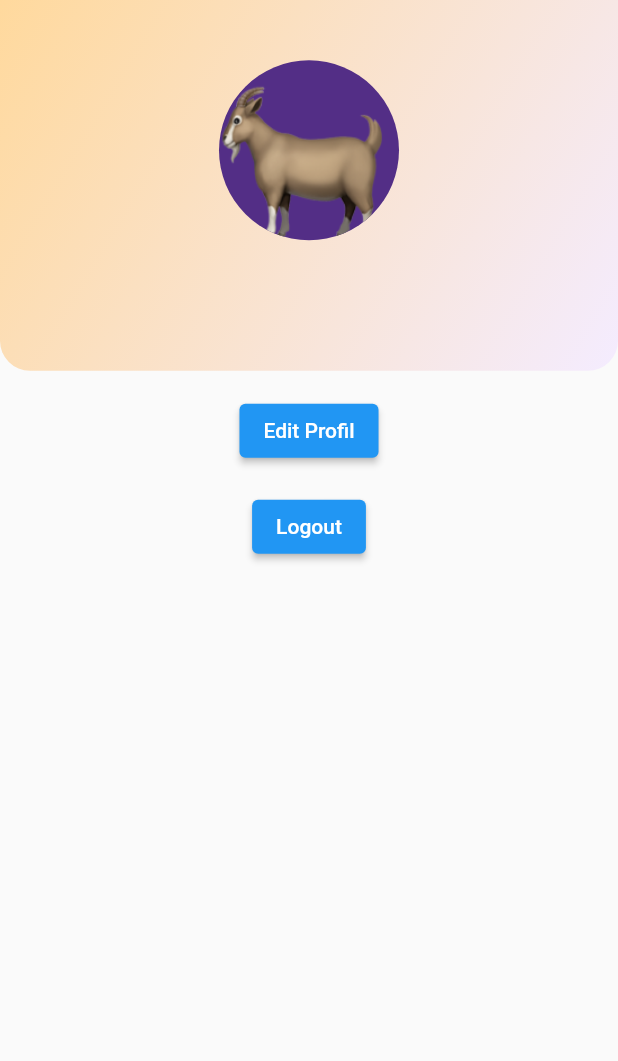
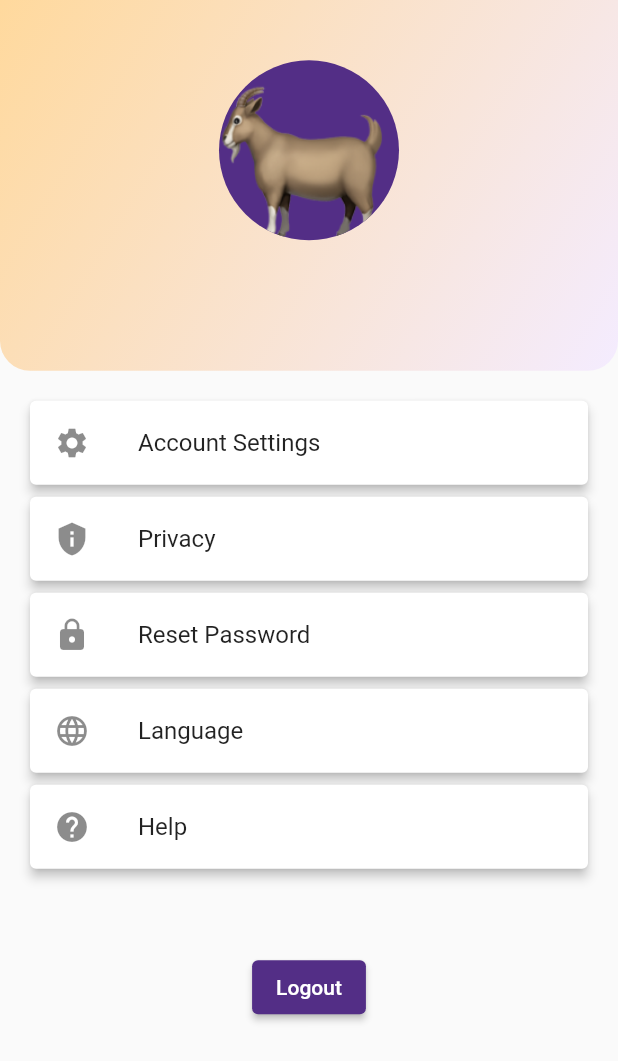
Before and after one commit to aristoreza13/money_track_getx, a Flutter app: the ProfileView screen opened by its route, on a phone screen of 412 x 824 dp. Shown: the top 1061 px of the screen. Run offline on Flutter 3.47's test engine with Material 2 defaults, Android fonts, the phone set to English and light mode, and no system bars; our stand-ins replace carousel_slider, fluentui_icons, get, google_sign_in, hive, hive_flutter and 3 more; accounts and stored records are empty; generated files the repository leaves out were written again.

Commit message:
update UI Profile

```diff
--- a/lib/app/modules/profile/views/profile_view.dart
+++ b/lib/app/modules/profile/views/profile_view.dart
@@ -73,20 +73,68 @@ class ProfileView extends GetView<ProfileController> {
         child: Center(
           child: Column(
             children: [
-              ElevatedButton(
-                onPressed: () {
-                  // Aksi yang dijalankan saat tombol Edit Profil ditekan
-                  print('Tombol Edit Profil Ditekan');
-                },
-                child: const Text('Edit Profil'),
+              Container(
+                height: Get.height * 0.4,
+                // color: Colors.grey,
+                child: const Column(
+                  children: [
+                    Card(
+                      elevation: 3,
+                      child: ListTile(
+                        leading: Icon(Icons.settings),
+                        title: Text("Account Settings"),
+                      ),
+                    ),
+                    Card(
+                      elevation: 3,
+                      child: ListTile(
+                        leading: Icon(Icons.privacy_tip),
+                        title: Text("Privacy"),
+                      ),
+                    ),
+                    Card(
+                      elevation: 3,
+                      child: ListTile(
+                        leading: Icon(Icons.lock),
+                        title: Text("Reset Password"),
+                      ),
+                    ),
+                    Card(
+                      elevation: 3,
+                      child: ListTile(
+                        leading: Icon(Icons.language),
+                        title: Text("Language"),
+                      ),
+                    ),
+                    Card(
+                      elevation: 3,
+                      child: ListTile(
+                        leading: Icon(Icons.help),
+                        title: Text("Help"),
+                      ),
+                    ),
+                  ],
+                ),
               ),
               const SizedBox(height: 16.0),
-              ElevatedButton(
-                onPressed: () async {
-                  profileC.handleLogout();
-                },
-                child: const Text('Logout'),
+              SizedBox(
+                height: Get.height * 0.12,
+                child: Center(
+                  child: ElevatedButton(
+                    style: ElevatedButton.styleFrom(backgroundColor: AppColors.purpleMedium),
+                    onPressed: () async {
+                      profileC.handleLogout();
+                    },
+                    child: const Text('Logout'),
+                  ),
+                ),
               ),
+              // ElevatedButton(
+              //   onPressed: () async {
+              //     profileC.handleLogout();
+              //   },
+              //   child: const Text('Logout'),
+              // ),
             ],
           ),
         ),
```
